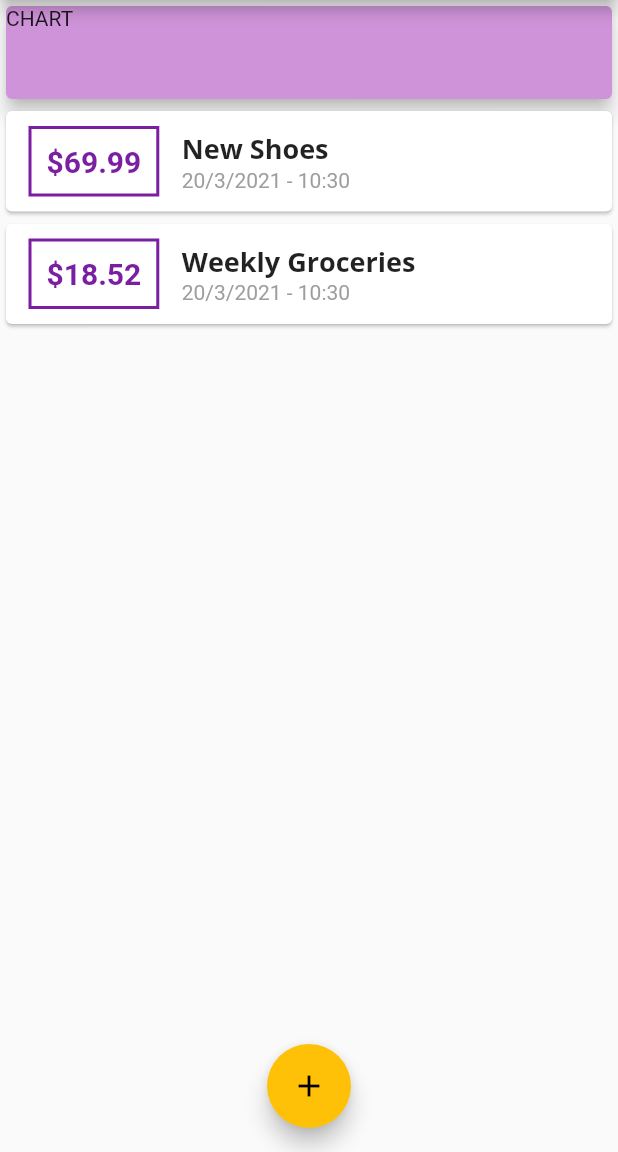
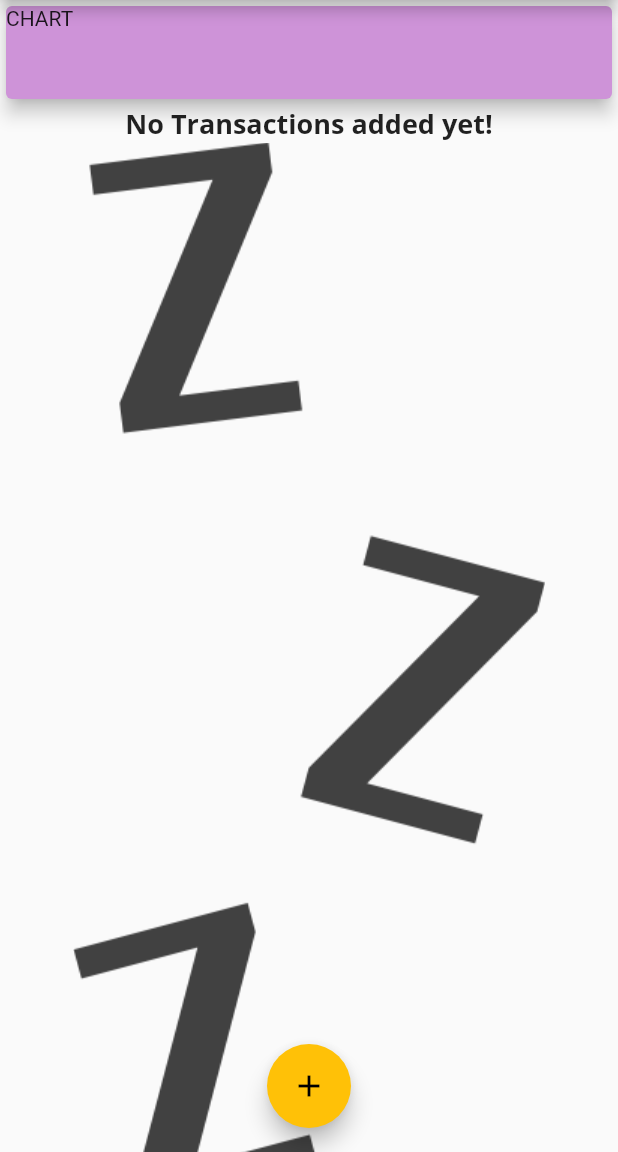
Before and after one commit to PierluigiBarocci/flutter_expenses_app, a Flutter app: the screen it shows after launch, on a phone screen of 412 x 824 dp, the part 84-1236 px from its top. Run offline on Flutter 3.47's test engine with Material 2 defaults, Android fonts, the phone set to English and light mode, and no system bars; our stand-ins replace google_fonts.

Commit message:
ad isEmpty image

```diff
--- a/lib/main.dart
+++ b/lib/main.dart
@@ -44,18 +44,18 @@ class MyHomePage extends StatefulWidget {
 
 class _MyHomePageState extends State<MyHomePage> {
   final List<Transaction> _userTransactions = [
-    Transaction(
-      id: 't1',
-      title: 'New Shoes',
-      amount: 69.99,
-      date: DateTime.now(),
-    ),
-    Transaction(
-      id: 't2',
-      title: 'Weekly Groceries',
-      amount: 18.52,
-      date: DateTime.now(),
-    ),
+    // Transaction(
+    //   id: 't1',
+    //   title: 'New Shoes',
+    //   amount: 69.99,
+    //   date: DateTime.now(),
+    // ),
+    // Transaction(
+    //   id: 't2',
+    //   title: 'Weekly Groceries',
+    //   amount: 18.52,
+    //   date: DateTime.now(),
+    // ),
   ];
 
   void _addNewTransaction(String txTitle, double txAmount) {
--- a/lib/widgets/transaction_list.dart
+++ b/lib/widgets/transaction_list.dart
@@ -11,7 +11,15 @@ class TransactionList extends StatelessWidget {
   Widget build(BuildContext context) {
     return Container(
       height: 300,
-      child: ListView.builder(
+      child: transactions.isEmpty
+          ? Column(
+              children: [
+                Text('No Transactions added yet!',
+                    style: Theme.of(context).textTheme.headline6),
+                Image.asset('assets/images/waiting.png'),
+              ],
+            )
+          : ListView.builder(
               itemBuilder: (context, index) {
                 return Card(
                   child: Row(
```
Also changed, not shown: pubspec.yaml (+3 -5 lines), assets/images/waiting.png (added). Lines whose indentation alone changed are shown as unchanged.
